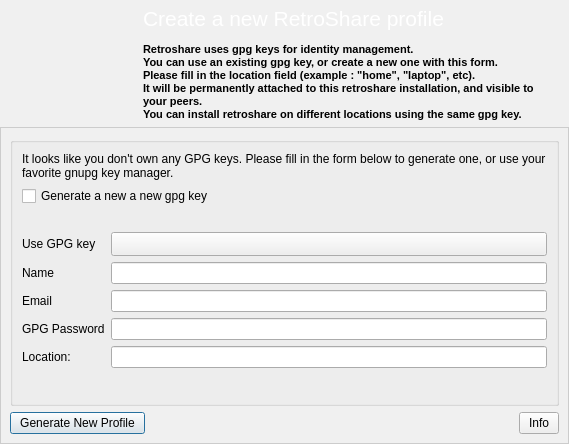
Before: the Qt Designer form retroshare-gui/src/gui/GenCertDialog.ui in RetroShare/RetroShare, drawn with Qt 5.
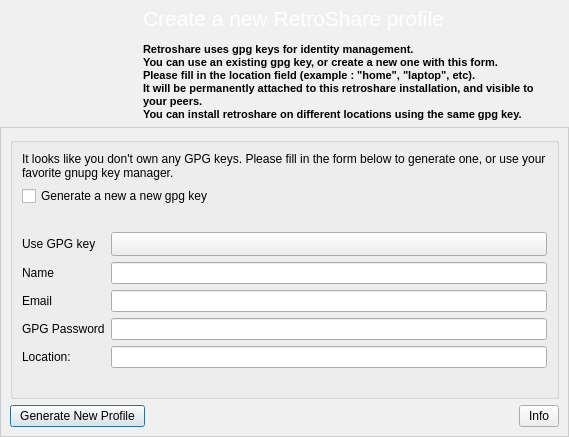
After: the same form once the commit is applied. Icons and pictures are not drawn.

```diff
--- a/retroshare-gui/src/gui/GenCertDialog.ui
+++ b/retroshare-gui/src/gui/GenCertDialog.ui
@@ -7,7 +7,7 @@
     <x>0</x>
     <y>0</y>
     <width>569</width>
-    <height>444</height>
+    <height>437</height>
    </rect>
   </property>
   <property name="sizePolicy">
```
Left out of the diff: 25 changed lines with no effect on the pictures.
